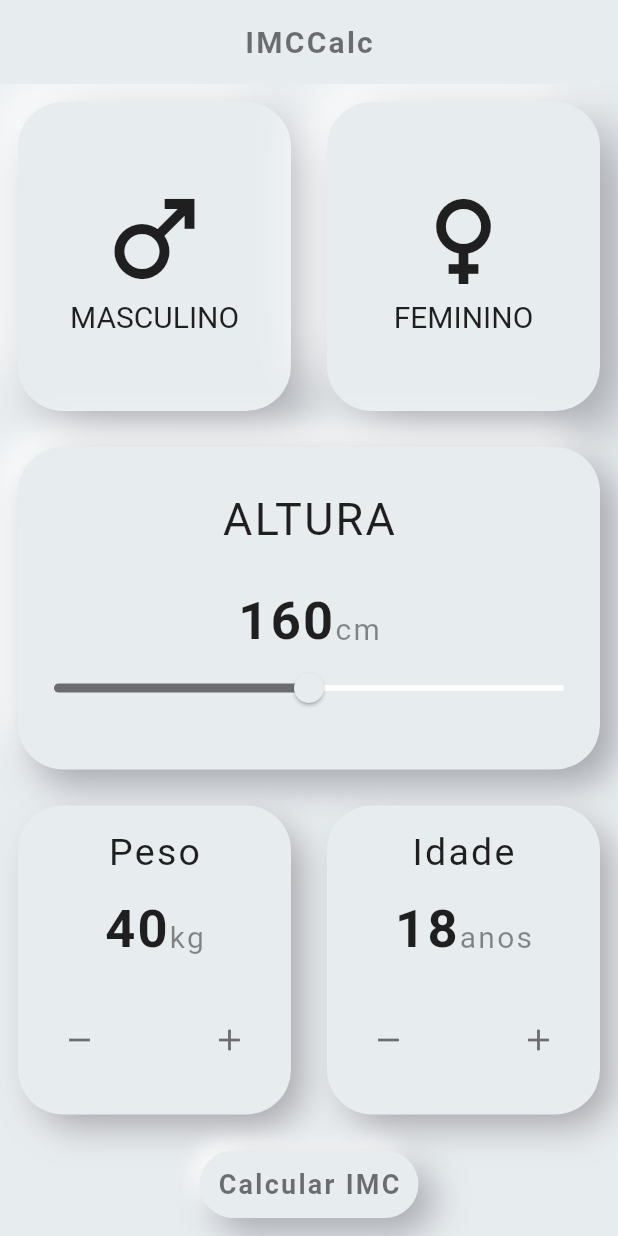
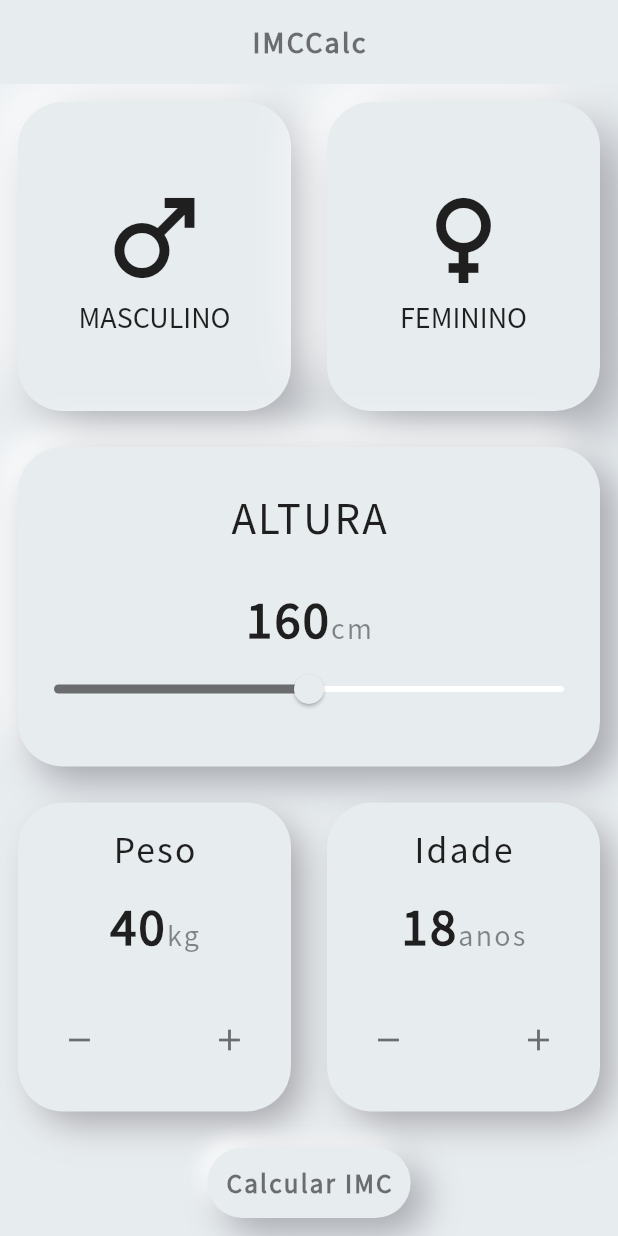
Before and after one commit to e-medeiros1/imc_calc, a Flutter app: the screen it shows after launch, on a phone screen of 412 x 824 dp. Run offline on Flutter 3.47's test engine with Material 2 defaults, Android fonts, the phone set to English and light mode, and no system bars; our stand-ins replace flutter_inset_box_shadow.

Commit message:
Added font

```diff
--- a/lib/main.dart
+++ b/lib/main.dart
@@ -12,7 +12,8 @@ class MyApp extends StatelessWidget {
   Widget build(BuildContext context) {
     return MaterialApp(
       debugShowCheckedModeBanner: false,
-      theme: ThemeData.dark().copyWith(
+      theme: ThemeData(
+        fontFamily: 'SourceSansPro-Regular',
         // primaryColor: Colors.grey,
         scaffoldBackgroundColor: const Color(0xFFFFFFFF),
         appBarTheme: const AppBarTheme(
```
Also changed, not shown: pubspec.yaml (+4 -4 lines), assets/fonts/SourceSansPro-Regular.ttf (added), 1 other file.
